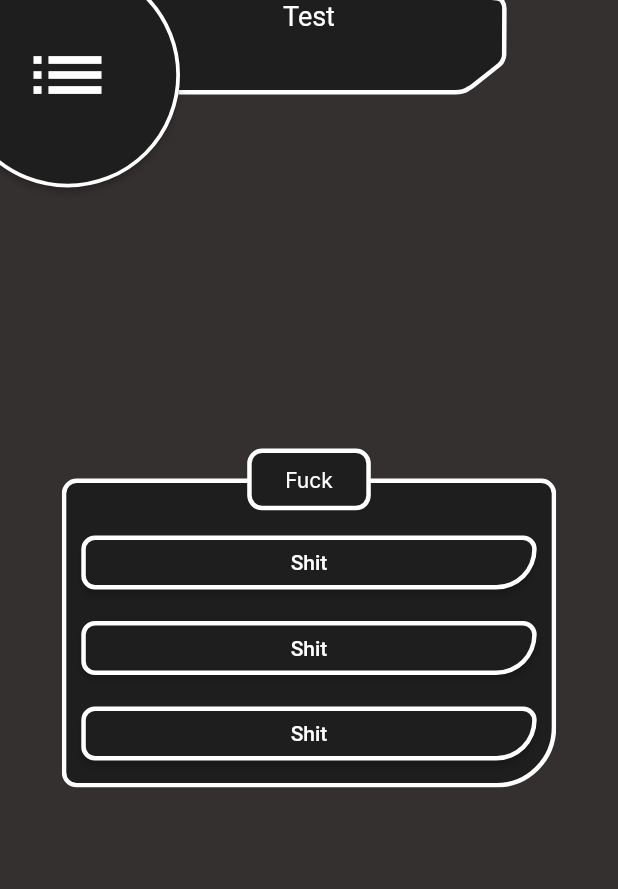
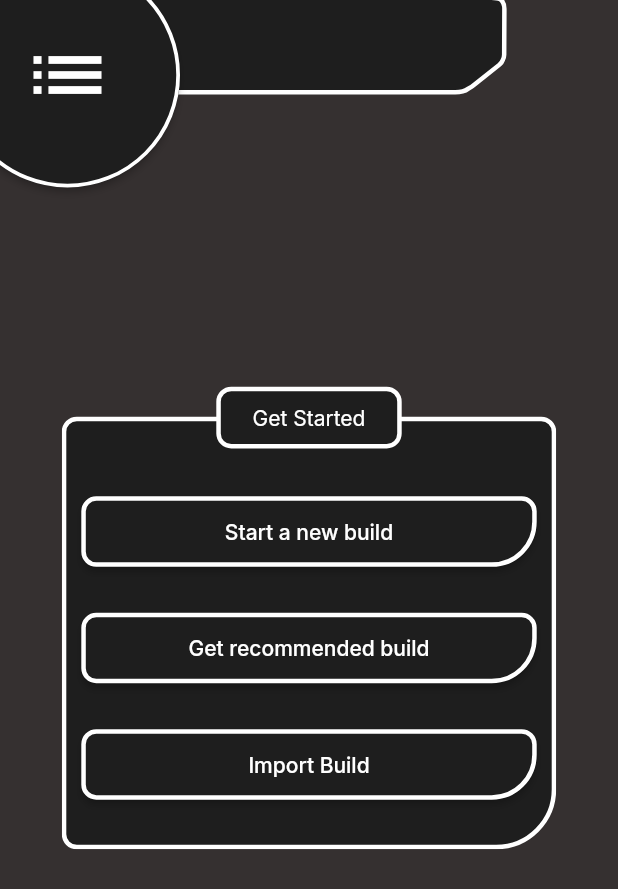
Before and after one commit to DrVilus/project_skripsi_binus, a Flutter app: the screen it shows after launch, on a phone screen of 412 x 824 dp. Shown: the top 889 px of the screen. Run offline on Flutter 3.47's test engine with Material 2 defaults, Android fonts, the light colour scheme and no system bars; our stand-ins replace google_fonts; missing offline and left inert: connectivity_plus_web.

Commit message:
Placehodler main loading, button fix

```diff
--- a/flutter_app/lib/Pages/GetStarted.dart
+++ b/flutter_app/lib/Pages/GetStarted.dart
@@ -1,4 +1,5 @@
 import 'package:flutter/material.dart';
+import 'package:project_skripsi/Pages/BuildSchemaPage.dart';
 import 'package:project_skripsi/UI/CorneredButton.dart';
 import 'package:project_skripsi/UI/Palette.dart';
 import 'package:project_skripsi/UI/TitledContainer.dart';
@@ -12,14 +13,31 @@ class GetStartedPage extends StatefulWidget {
 }
 
 class _GetStartedPageState extends State<GetStartedPage> {
+
   @override
   Widget build(BuildContext context) {
     return
       Scaffold(
           body: Stack(
             children: [
+              SafeArea(
+                child: CustomAppbar(
+                  title: "",
+                  sideBarOpacity: 0,
+                ),
+              ),
+              Row(
+                mainAxisAlignment: MainAxisAlignment.center,
+                crossAxisAlignment: CrossAxisAlignment.center,
+                children: [
+                  Column(
+                    mainAxisAlignment: MainAxisAlignment.center,
+                    crossAxisAlignment: CrossAxisAlignment.center,
+                    children: [
                       TitledContainer(
                         withBottomRightBorder: true,
+                        title: "Get Started",
+                        height: MediaQuery.of(context).size.height * 0.35,
                         child: Column(
                           mainAxisAlignment: MainAxisAlignment.spaceEvenly,
                           children: [
@@ -27,7 +45,19 @@ class _GetStartedPageState extends State<GetStartedPage> {
                               children: [
                                 Expanded(
                                     child: CorneredButton(
-                              child: Text("Shit"),
+                                      onPressed: (){
+                                        Navigator.push(
+                                          context,
+                                          PageRouteBuilder(
+                                            pageBuilder: (context, animation1, animation2) => const BuildSchemaPage(),
+                                            transitionDuration: Duration.zero,
+                                          ),
+                                        );
+                                      },
+                                      child: Container(
+                                        padding: const EdgeInsets.only(top: 15, bottom: 15),
+                                        child: Text("Start a new build", style: TextStyles.interStyle1,),
+                                      ),
                                     )
                                 )
                               ],
@@ -36,7 +66,11 @@ class _GetStartedPageState extends State<GetStartedPage> {
                               children: [
                                 Expanded(
                                     child: CorneredButton(
-                              child: Text("Shit"),
+                                      onPressed: (){},
+                                      child:  Container(
+                                        padding: const EdgeInsets.only(top: 15, bottom: 15),
+                                        child: Text("Get recommended build", style: TextStyles.interStyle1,),
+                                      ),
                                     )
                                 )
                               ],
@@ -45,19 +79,21 @@ class _GetStartedPageState extends State<GetStartedPage> {
                               children: [
                                 Expanded(
                                     child: CorneredButton(
-                              child: Text("Shit"),
+                                      onPressed: (){},
+                                      child: Container(
+                                        padding: const EdgeInsets.only(top: 15, bottom: 15),
+                                        child: Text("Import Build", style: TextStyles.interStyle1,),
+                                      ),
                                     )
                                 )
                               ],
                             )
                           ],
                         ),
-              ),
-              SafeArea(
-                child: CustomAppbar(
-                  title: "Test",
-                  sideBarOpacity: 0,
-                ),
+                      )
+                    ],
+                  )
+                ],
               ),
             ],
           ) // This trailing comma makes auto-formatting nicer for build methods.
--- a/flutter_app/lib/UI/CorneredButton.dart
+++ b/flutter_app/lib/UI/CorneredButton.dart
@@ -2,13 +2,14 @@ import 'package:flutter/material.dart';
 import 'Palette.dart';
 
 class CorneredButton extends StatelessWidget {
-  const CorneredButton({Key? key, this.child}) : super(key: key);
-  final Widget? child;
+  const CorneredButton({Key? key, required this.child, required this.onPressed}) : super(key: key);
+  final Widget child;
+  final Function onPressed;
 
   @override
   Widget build(BuildContext context) {
     return ElevatedButton(
-      onPressed: (){},
+      onPressed: () => onPressed(),
       child: child,
       style: ElevatedButton.styleFrom(
         primary: Palette.widgetBackground1,
--- a/flutter_app/lib/UI/TitledContainer.dart
+++ b/flutter_app/lib/UI/TitledContainer.dart
@@ -2,9 +2,18 @@ import 'package:flutter/material.dart';
 import 'Palette.dart';
 
 class TitledContainer extends StatelessWidget {
-  const TitledContainer({Key? key, this.child, this.withBottomRightBorder = false}) : super(key: key);
+  const TitledContainer({
+    Key? key,
+    this.child,
+    this.withBottomRightBorder = false,
+    this.title,
+    this.width,
+    this.height}) : super(key: key);
   final Widget? child;
   final bool withBottomRightBorder;
+  final String? title;
+  final double? width;
+  final double? height;
 
   @override
   Widget build(BuildContext context) {
@@ -15,14 +24,6 @@ class TitledContainer extends StatelessWidget {
       bottomRightRadius = const Radius.circular(10);
     }
     return
-      Row(
-        mainAxisAlignment: MainAxisAlignment.center,
-        crossAxisAlignment: CrossAxisAlignment.center,
-        children: [
-          Column(
-            mainAxisAlignment: MainAxisAlignment.center,
-            crossAxisAlignment: CrossAxisAlignment.center,
-            children: [
       Stack(
         children: [
           ClipRRect(
@@ -30,8 +31,8 @@ class TitledContainer extends StatelessWidget {
                 child: child,
                 margin: const EdgeInsets.only(top: 20),
                 padding: const EdgeInsets.only(left: 10, right: 10, top: 20),
-                        width: MediaQuery.of(context).size.width * 0.8,
-                        height: MediaQuery.of(context).size.width * 0.5,
+                width: width ?? MediaQuery.of(context).size.width * 0.8,
+                height: height ?? MediaQuery.of(context).size.height * 0.3,
                 decoration: BoxDecoration(
                   border: Border.all(color: Colors.white, width: 3),
                   color: Palette.widgetBackground1,
@@ -45,11 +46,11 @@ class TitledContainer extends StatelessWidget {
               )
           ),
           Positioned(
-                    left: MediaQuery.of(context).size.width * 0.3,
+            left: MediaQuery.of(context).size.width * 0.25,
             child: Container(
-                      child: Text("Fuck",style: TextStyles.interStyle1),
+              child: Text(title ?? "",style: TextStyles.interStyle1),
               alignment: Alignment.center,
-                      width: MediaQuery.of(context).size.width * 0.2,
+              width: MediaQuery.of(context).size.width * 0.3,
               height: MediaQuery.of(context).size.width * 0.1,
               decoration: BoxDecoration(
                   border: Border.all(color: Colors.white, width: 3),
@@ -59,10 +60,6 @@ class TitledContainer extends StatelessWidget {
             ),
           )
         ],
-              )
-            ],
-          )
-        ],
       );
   }
 }
```
Also changed, not shown: flutter_app/lib/Pages/BuildSchemaPage.dart (added, +29 -0 lines), flutter_app/lib/UI/CustomContainer.dart (added, +33 -0 lines), flutter_app/lib/main.dart (+20 -21 lines), 1 other file. Lines whose indentation alone changed are shown as unchanged.
